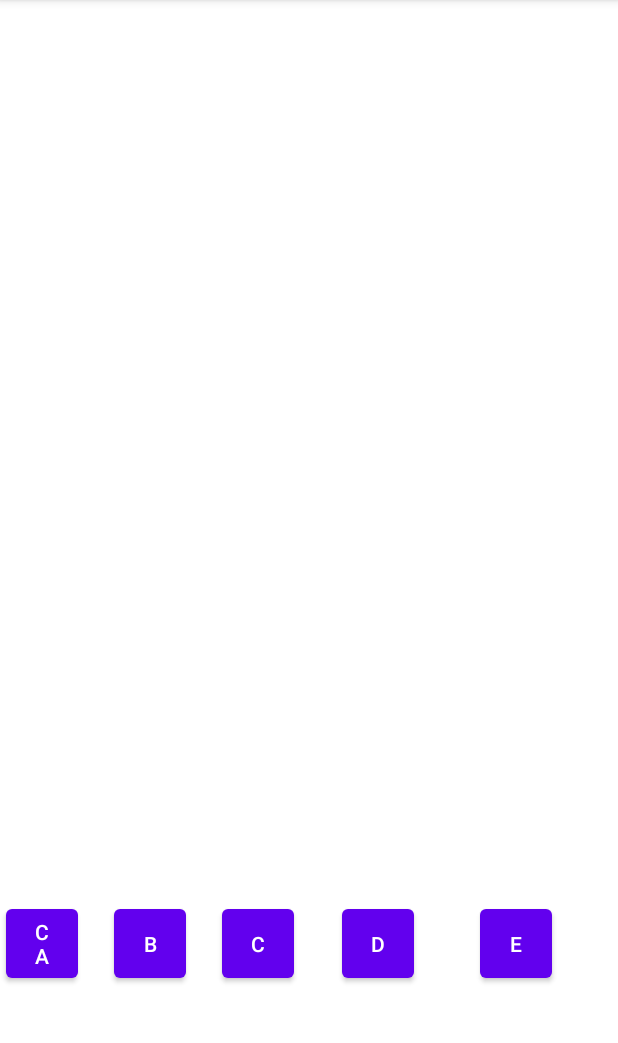
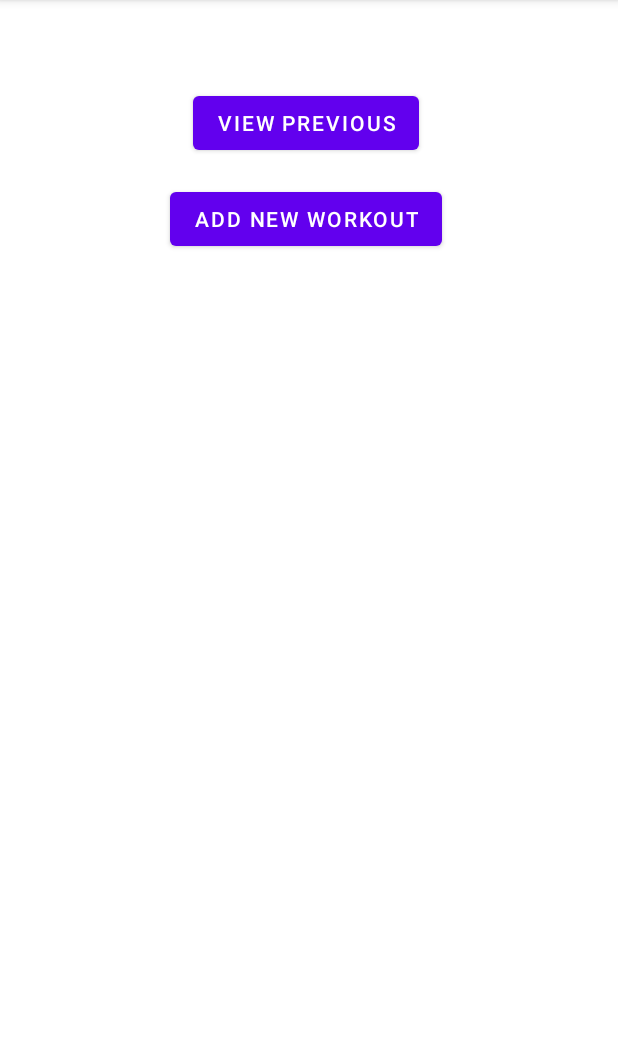
Before and after one commit to ZacMalone16/COP4656-GroupProject, an Android app: the screen it shows after launch (MainActivity), on a phone screen of 412 x 824 dp, the part 84-1127 px from its top. Run offline under Robolectric (Android 15) with nearby library versions, the phone set to English and light mode, and no system bars.

Commit message:
cleaned code and fixed start page issues.

```diff
--- a/app/src/main/java/edu/fsu/cs/groupproject/MainActivity.java
+++ b/app/src/main/java/edu/fsu/cs/groupproject/MainActivity.java
@@ -4,7 +4,11 @@ import androidx.appcompat.app.AppCompatActivity;
 
 import android.os.Bundle;
 
-public class MainActivity extends AppCompatActivity {
+import edu.fsu.cs.groupproject.fragments.CurrentExercise;
+import edu.fsu.cs.groupproject.fragments.FragmentCommunications;
+import edu.fsu.cs.groupproject.fragments.StartPage;
+
+public class MainActivity extends AppCompatActivity implements FragmentCommunications {
 
     @Override
     protected void onCreate(Bundle savedInstanceState) {
@@ -15,19 +19,30 @@ public class MainActivity extends AppCompatActivity {
     }
 
     private void init() {
-        setupButtons();
+        openStart();
     }
 
-    private void setupButtons() {}
+    private void openStart() {
+        getSupportFragmentManager().beginTransaction()
+                .replace(R.id.fragmentContainerView2, new StartPage(), "StartPage").commit();
+    }
+
+    @Override
+    public void onAddWorkoutSelected() {
+        getSupportFragmentManager().beginTransaction()
+                .replace(R.id.fragmentContainerView2, new CurrentExercise(), "CurrentExercise").commit();
+    }
+
+    @Override
+    public void onViewPreviousSelected() {
+        // Calendar needs to be implemented, haven't gotten to it yet.
+    }
 
 /*    private void openWorkouts() {
         Intent intent = new Intent(this, GraphActivity.class);
         startActivity(intent);
     }
+*/
 
-    private void openCurrentWorkout() {
-        getSupportFragmentManager().beginTransaction()
-                .replace(R.id.fragmentContainerView2, new CurrentWorkoutFragment(), CurrentWorkoutFragment.class.getCanonicalName()).commit();
-    }*/
 
 }
--- a/app/src/main/java/edu/fsu/cs/groupproject/fragments/Communications.java
+++ b/app/src/main/java/edu/fsu/cs/groupproject/fragments/Communications.java
@@ -3,5 +3,7 @@ package edu.fsu.cs.groupproject.fragments;
 import android.content.Context;
 
 public interface Communications {
+    // Interface for each fragment view to establish their interface to
+    // allow communications.
     void establishCommunications(Context context);
 }
--- /dev/null
+++ b/app/src/main/java/edu/fsu/cs/groupproject/fragments/FragmentCommunications.java
@@ -0,0 +1,5 @@
+package edu.fsu.cs.groupproject.fragments;
+
+public interface FragmentCommunications extends StartPage.StartPageCommunications {
+    // Interface used to extend the nested communication interfaces in their respective classes.
+}
--- a/app/src/main/java/edu/fsu/cs/groupproject/fragments/StartPage.java
+++ b/app/src/main/java/edu/fsu/cs/groupproject/fragments/StartPage.java
@@ -35,10 +35,8 @@ public class StartPage extends Fragment implements Communications {
 
     @Override
     public View onCreateView(LayoutInflater inflater, ViewGroup container, Bundle savedInstanceState) {
-        View view = inflater.inflate(R.layout.activity_main, container, false);
-
+        View view = inflater.inflate(R.layout.start_page, container, false);
         setupView(view);
-
         return view;
     }
 
@@ -48,18 +46,10 @@ public class StartPage extends Fragment implements Communications {
 
     private void setupButtons(View view) {
         Button addNewWorkout = (Button) view.findViewById(R.id.startPage_addNewWorkout);
-        addNewWorkout.setOnClickListener(v -> addWorkoutHandler());
+        addNewWorkout.setOnClickListener(v -> startPageCommunications.onAddWorkoutSelected());
 
         Button viewPreviousWorkouts = (Button) view.findViewById(R.id.startPage_viewPreviousWorkouts);
-        viewPreviousWorkouts.setOnClickListener(v -> addViewPreviousWorkoutsHandler());
-    }
-
-    private void addViewPreviousWorkoutsHandler() {
-        startPageCommunications.onViewPreviousSelected();
-    }
-
-    private void addWorkoutHandler() {
-        startPageCommunications.onAddWorkoutSelected();
+        viewPreviousWorkouts.setOnClickListener(v -> startPageCommunications.onViewPreviousSelected());
     }
 
     public interface StartPageCommunications {
--- a/app/src/main/res/layout/activity_main.xml
+++ b/app/src/main/res/layout/activity_main.xml
@@ -19,7 +19,7 @@
         app:layout_constraintTop_toTopOf="parent"
         app:layout_constraintVertical_bias="0.016" />
 
-    <Button
+    <!--<Button
         android:id="@+id/main_ExerciseButtonButton"
         android:layout_width="48dp"
         android:layout_height="58dp"
@@ -67,7 +67,7 @@
         android:layout_marginTop="600dp"
         android:text="CA"
         app:layout_constraintStart_toStartOf="parent"
-        app:layout_constraintTop_toTopOf="parent" />
+        app:layout_constraintTop_toTopOf="parent" />-->
 
     <androidx.constraintlayout.widget.Guideline
         android:id="@+id/guideline2"
--- a/app/src/main/res/layout/current_exercise.xml
+++ b/app/src/main/res/layout/current_exercise.xml
@@ -133,8 +133,10 @@
         android:text="Muscle Group"
         app:layout_constraintBottom_toBottomOf="@+id/addWorkout_muscleSpinner"
         app:layout_constraintEnd_toEndOf="parent"
+        app:layout_constraintHorizontal_bias="0.0"
         app:layout_constraintStart_toStartOf="parent"
-        app:layout_constraintTop_toTopOf="parent" />
+        app:layout_constraintTop_toTopOf="parent"
+        app:layout_constraintVertical_bias="0.0" />
 
 
 </androidx.constraintlayout.widget.ConstraintLayout>
```
Also changed, not shown: app/src/main/java/edu/fsu/cs/groupproject/fragments/CurrentExercise.java (+1 -12 lines).
